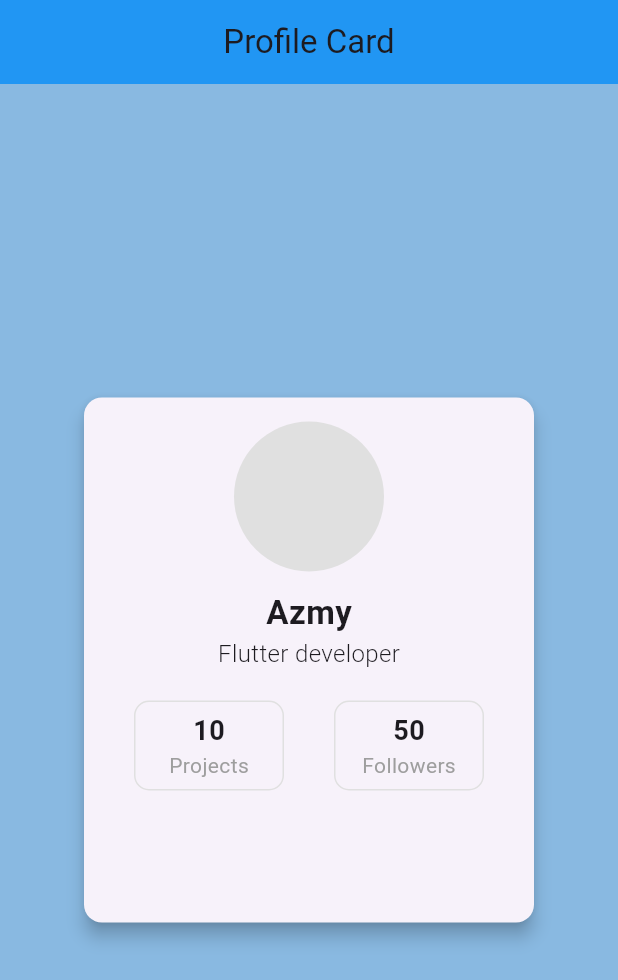
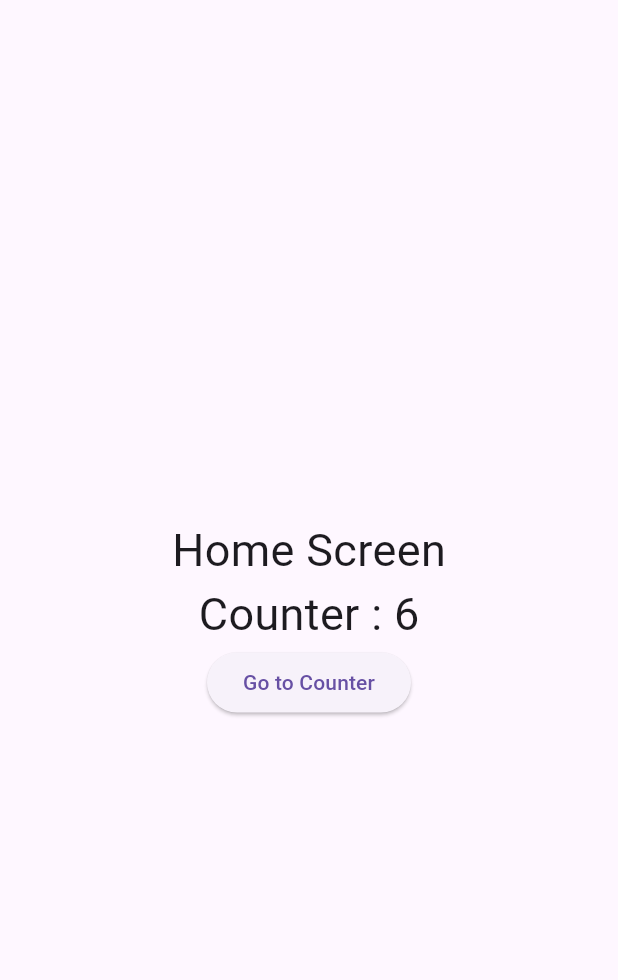
Before and after one commit to Mahmoud-Azmy/Flutter-S4, a Flutter app: the screen it shows after launch, on a phone screen of 412 x 824 dp. Shown: the top 980 px of the screen. Run offline on Flutter 3.47's test engine with Material 3 defaults, Android fonts, the phone set to English and light mode, and no system bars.

Commit message:
provider

```diff
--- /dev/null
+++ b/lib/counter_provider.dart
@@ -0,0 +1,9 @@
+import 'package:flutter/material.dart';
+
+class CounterProvider extends ChangeNotifier {
+  int counter = 6;
+  void increment() {
+    counter++;
+    notifyListeners();
+  }
+}
--- /dev/null
+++ b/lib/home.dart
@@ -0,0 +1,40 @@
+import 'package:flutter/material.dart';
+import 'package:flutter_application_1/counter_app.dart';
+import 'package:flutter_application_1/counter_provider.dart';
+import 'package:provider/provider.dart';
+
+class Home extends StatelessWidget {
+  const Home({super.key});
+
+  @override
+  Widget build(BuildContext context) {
+    return Scaffold(
+      body: Center(
+        child: Column(
+          mainAxisAlignment: MainAxisAlignment.center,
+          children: [
+            Text('Home Screen', style: TextStyle(fontSize: 30)),
+            Text(
+              'Counter : ${context.watch<CounterProvider>().counter}',
+              style: TextStyle(fontSize: 30),
+            ),
+
+            ElevatedButton(
+              onPressed: () {
+                Navigator.push(
+                  context,
+                  MaterialPageRoute(
+                    builder: (context) {
+                      return const CounterApp();
+                    },
+                  ),
+                );
+              },
+              child: const Text('Go to Counter'),
+            ),
+          ],
+        ),
+      ),
+    );
+  }
+}
--- a/lib/main.dart
+++ b/lib/main.dart
@@ -1,15 +1,24 @@
 import 'package:flutter/material.dart';
-import 'package:flutter_application_1/profile_card.dart';
+import 'package:flutter_application_1/counter_provider.dart';
+import 'package:flutter_application_1/home.dart';
+import 'package:provider/provider.dart';
 
 void main() {
-  runApp( RootWidget());
+  runApp(
+    ChangeNotifierProvider(
+      create: (_) {
+        return CounterProvider();
+      },
+      child: MyApp(),
+    ),
+  );
 }
 
-class RootWidget extends StatelessWidget {
-  const RootWidget({super.key});
-
+class MyApp extends StatelessWidget {
+  const MyApp({super.key});
+  // This widget is the root of your application.
   @override
   Widget build(BuildContext context) {
-    return MaterialApp(home: ProfileCard(),debugShowCheckedModeBanner: false,);
+    return MaterialApp(title: 'Flutter Demo', home: Home());
   }
 }
--- a/pubspec.yaml
+++ b/pubspec.yaml
@@ -34,6 +34,7 @@ dependencies:
   # The following adds the Cupertino Icons font to your application.
   # Use with the CupertinoIcons class for iOS style icons.
   cupertino_icons: ^1.0.8
+  provider: ^6.1.5+1
 
 dev_dependencies:
   flutter_test:
```
Also changed, not shown: lib/counter_app.dart (added, +27 -0 lines), lib/counter_app_screen.dart (deleted, +0 -43 lines), pubspec.lock.
